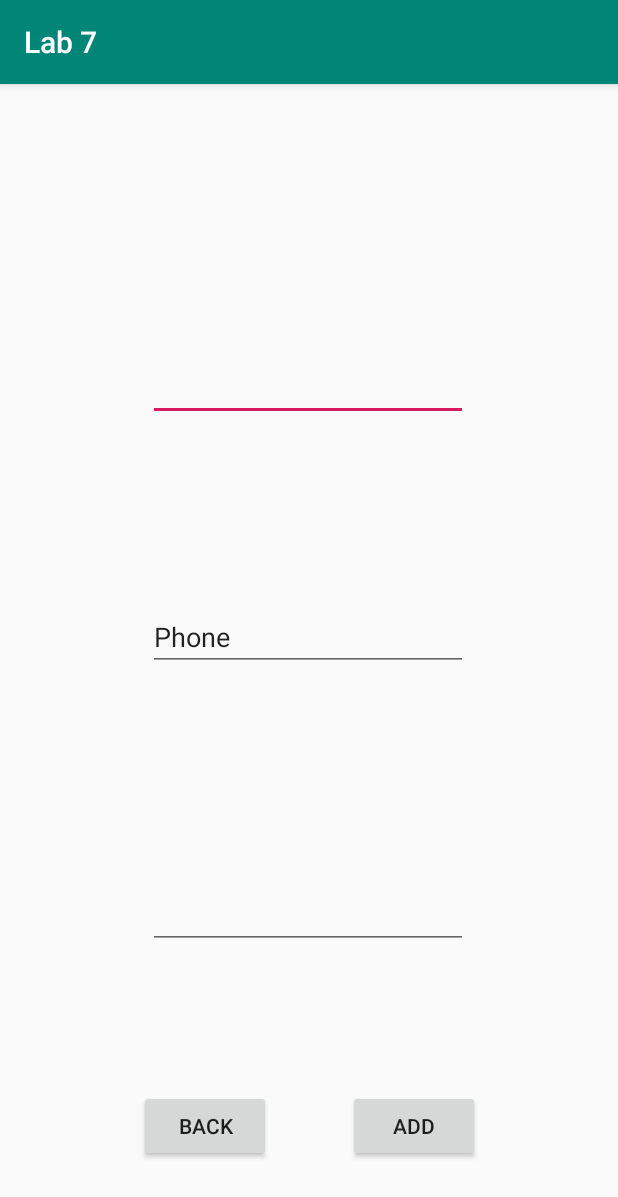
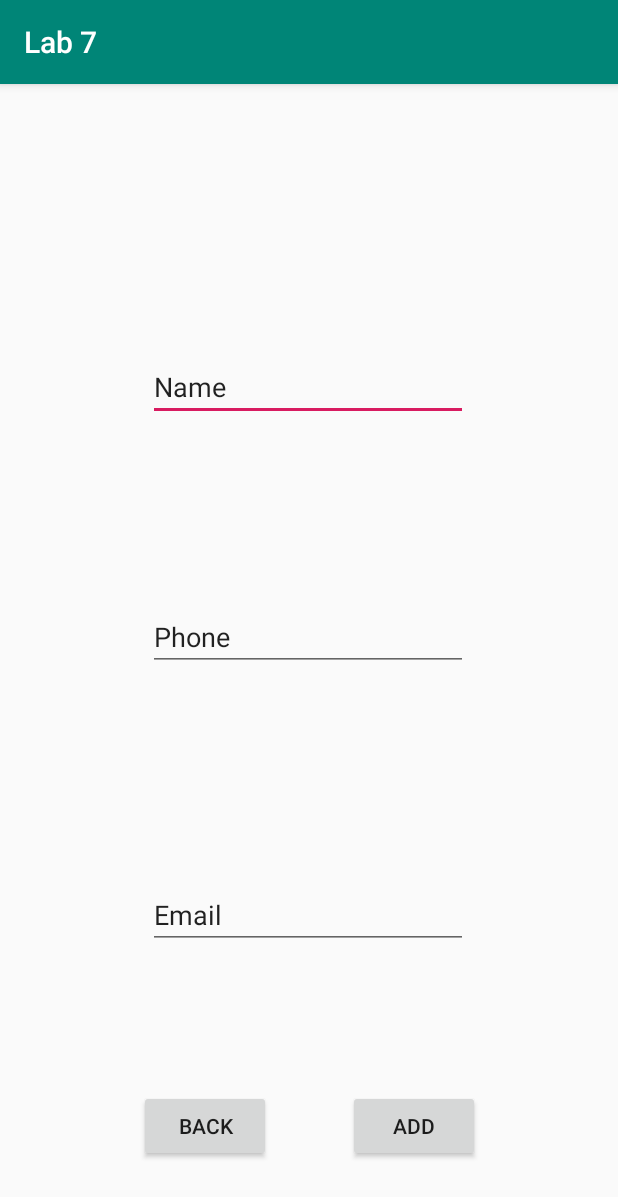
Before and after one commit to andreaeliasc/Lab7, an Android app: the NuevoContacto screen opened directly, with no data from a screen before it, after a tap on "ADD", on a phone screen of 412 x 824 dp. Shown: the top 1197 px of the screen. Run offline under Robolectric (Android 15) with nearby library versions, the phone set to English and light mode, and no system bars; 1 statement that could not run was skipped.

Commit message:
no message

```diff
--- a/app/src/main/java/com/example/andrea/lab7/NuevoContacto.kt
+++ b/app/src/main/java/com/example/andrea/lab7/NuevoContacto.kt
@@ -1,7 +1,13 @@
 package com.example.andrea.lab7
 
+import android.content.ContentValues
+import android.content.Intent
 import android.support.v7.app.AppCompatActivity
 import android.os.Bundle
+import android.view.View
+import android.widget.Toast
+import kotlinx.android.synthetic.main.activity_editar_contacto.*
+import kotlinx.android.synthetic.main.activity_nuevo_contacto.*
 
 class NuevoContacto : AppCompatActivity() {
 
@@ -9,4 +15,15 @@ class NuevoContacto : AppCompatActivity() {
         super.onCreate(savedInstanceState)
         setContentView(R.layout.activity_nuevo_contacto)
     }
+
+fun addContact(view: View){
+    val values = ContentValues()
+    values.put(DataBase.NOMBRE, NAME.text.toString())
+
+
 }
+    fun REGRESO (view: View){
+        val intent: Intent = Intent(this,MainActivity::class.java)
+        startActivity(intent)
+    }
+}
--- a/app/src/main/res/layout/activity_editar_contacto.xml
+++ b/app/src/main/res/layout/activity_editar_contacto.xml
@@ -43,14 +43,14 @@
             android:layout_height="wrap_content"
             android:inputType="textPersonName"
             android:ems="10"
-            android:id="@+id/CEL"
+            android:id="@+id/Phone"
             tools:layout_editor_absoluteY="260dp" tools:layout_editor_absoluteX="81dp" android:text="Phone"/>
     <EditText
             android:layout_width="wrap_content"
             android:layout_height="wrap_content"
             android:inputType="textPersonName"
             android:ems="10"
-            android:id="@+id/EMAIL" android:layout_marginTop="8dp"
+            android:id="@+id/Mail" android:layout_marginTop="8dp"
             app:layout_constraintTop_toTopOf="parent" android:layout_marginBottom="8dp"
             app:layout_constraintBottom_toBottomOf="parent" android:layout_marginEnd="8dp"
             app:layout_constraintEnd_toEndOf="parent" android:layout_marginStart="7dp"
--- a/app/src/main/res/layout/activity_nuevo_contacto.xml
+++ b/app/src/main/res/layout/activity_nuevo_contacto.xml
@@ -12,19 +12,19 @@
             android:layout_width="wrap_content"
             android:layout_height="wrap_content"
             android:ems="10"
-            android:id="@+id/NOMBRE" android:layout_marginTop="8dp"
+            android:id="@+id/NewName" android:layout_marginTop="8dp"
             app:layout_constraintTop_toTopOf="parent" android:layout_marginBottom="8dp"
             app:layout_constraintBottom_toBottomOf="parent" android:layout_marginEnd="8dp"
             app:layout_constraintEnd_toEndOf="parent" android:layout_marginStart="8dp"
             app:layout_constraintStart_toStartOf="parent"
             app:layout_constraintHorizontal_bias="0.496" app:layout_constraintVertical_bias="0.242"
-            android:inputType="textPersonName" tools:text="Name"/>
+            android:inputType="textPersonName" tools:text="Name" android:text="Name"/>
     <EditText
             android:layout_width="wrap_content"
             android:layout_height="42dp"
             android:inputType="textPersonName"
             android:ems="10"
-            android:id="@+id/CEL" android:layout_marginTop="8dp"
+            android:id="@+id/Phone" android:layout_marginTop="8dp"
             app:layout_constraintTop_toTopOf="parent" android:layout_marginBottom="8dp"
             app:layout_constraintBottom_toBottomOf="parent" android:layout_marginEnd="8dp"
             app:layout_constraintEnd_toEndOf="parent" android:layout_marginStart="8dp"
@@ -36,13 +36,13 @@
             android:layout_height="wrap_content"
             android:inputType="textPersonName"
             android:ems="10"
-            android:id="@+id/EMAIL" android:layout_marginTop="12dp"
+            android:id="@+id/Mail" android:layout_marginTop="12dp"
             app:layout_constraintTop_toTopOf="parent" android:layout_marginBottom="8dp"
             app:layout_constraintBottom_toBottomOf="parent" app:layout_constraintVertical_bias="0.739"
             android:layout_marginEnd="8dp" app:layout_constraintEnd_toEndOf="parent"
             android:layout_marginStart="8dp" app:layout_constraintStart_toStartOf="parent"
             app:layout_constraintHorizontal_bias="0.496"
-            tools:text="Email"/>
+            tools:text="Email" android:text="Email"/>
 <Button
 android:text="BACK"
 android:layout_width="wrap_content"
@@ -52,7 +52,7 @@ app:layout_constraintTop_toTopOf="parent" android:layout_marginBottom="8dp"
 app:layout_constraintBottom_toBottomOf="parent" app:layout_constraintVertical_bias="0.941"
 android:layout_marginStart="8dp" app:layout_constraintStart_toStartOf="parent"
 android:layout_marginEnd="8dp" app:layout_constraintEnd_toEndOf="parent"
-app:layout_constraintHorizontal_bias="0.275" android:onClick="retrun"/>
+app:layout_constraintHorizontal_bias="0.275" android:onClick="REGRESO"/>
 <Button
 android:text="ADD"
 android:layout_width="wrap_content"
```
Also changed, not shown: app/src/main/java/com/example/andrea/lab7/EditarContacto.kt (+5 -6 lines).
